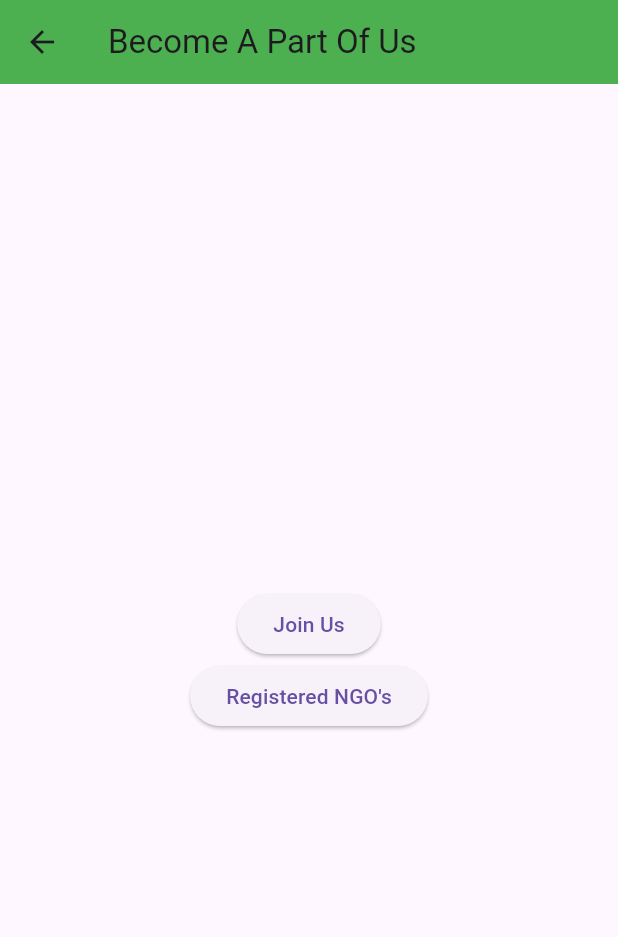
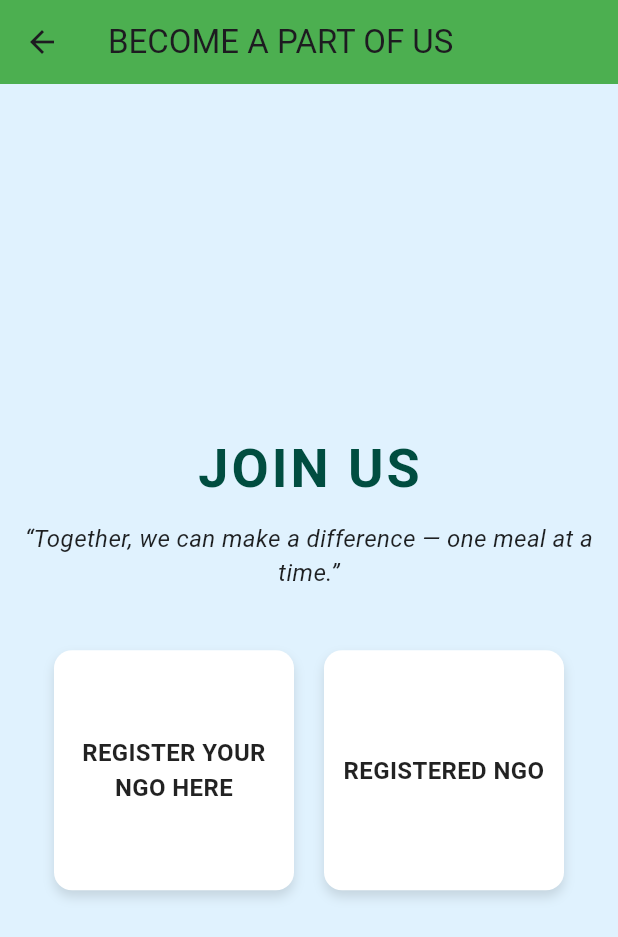
Before and after one commit to haifanazeer1/Share-the-meal, a Flutter app: the Navtojoin screen opened directly, on a phone screen of 412 x 824 dp. Shown: the top 937 px of the screen. Run offline on Flutter 3.47's test engine with Material 3 defaults, Android fonts, the light colour scheme and no system bars; our stand-ins replace cloud_firestore, dio, firebase_auth, firebase_core, firebase_storage, fl_chart and 2 more; missing offline and left inert: flutter_polyline_points; accounts and stored records are empty.

Commit message:
navtojoin done

```diff
--- a/lib/sidebar/navtojoin.dart
+++ b/lib/sidebar/navtojoin.dart
@@ -1,35 +1,146 @@
 import 'package:flutter/material.dart';
+import 'package:share_the_meal_app/sidebar/joinus.dart';
+import 'package:share_the_meal_app/sidebar/registered_ngos.dart';
 
 class Navtojoin extends StatelessWidget {
-  const Navtojoin({super.key});
-
   @override
   Widget build(BuildContext context) {
     return Scaffold(
       appBar: AppBar(
-        title: Text('Become A Part Of Us'),
+        title: Text('BECOME A PART OF US'),
         backgroundColor: Colors.green,
       ),
-      body: Center(
-        child: Column(
-          mainAxisAlignment: MainAxisAlignment.center,
-          children: [
-            ElevatedButton(
-              onPressed: () {
-                Navigator.pushNamed(context, '/joinus');
-              },
-              child: Text('Join Us'),
+      backgroundColor: Color(0xFFE0F2FE), // Light blue background
+      body: Column(
+        mainAxisAlignment: MainAxisAlignment.center,
+        children: [
+          Text(
+            'JOIN US',
+            style: TextStyle(
+              fontSize: 36,
+              fontWeight: FontWeight.bold,
+              color: Colors.teal[900],
+              letterSpacing: 2,
             ),
-            SizedBox(width: 16),
-            ElevatedButton(
-              onPressed: () {
-                Navigator.pushNamed(context, '/registeredngos');
-              },
-              child: Text("Registered NGO's"),
+          ),
+          SizedBox(height: 10),
+          Text(
+            '“Together, we can make a difference — one meal at a time.”',
+            textAlign: TextAlign.center,
+            style: TextStyle(
+              fontSize: 16,
+              color: Colors.black87,
+              fontStyle: FontStyle.italic,
             ),
-          ],
+          ),
+          SizedBox(height: 40),
+          Row(
+            mainAxisAlignment: MainAxisAlignment.center,
+            children: [
+              HoverCard(
+                title: 'REGISTER YOUR NGO HERE',
+                onTap: () {
+                  Navigator.push(
+                    context,
+                    MaterialPageRoute(builder: (context) => JoinUsPage()),
+                  );
+                },
+              ),
+              SizedBox(width: 20),
+              HoverCard(
+                title: 'REGISTERED NGO',
+                onTap: () {
+                  Navigator.push(
+                    context,
+                    MaterialPageRoute(builder: (context) => RegisteredNGOs()),
+                  );
+                },
+              ),
+            ],
+          ),
+        ],
+      ),
+    );
+  }
+}
+
+class HoverCard extends StatefulWidget {
+  final String title;
+  final VoidCallback onTap;
+
+  const HoverCard({required this.title, required this.onTap});
+
+  @override
+  _HoverCardState createState() => _HoverCardState();
+}
+
+class _HoverCardState extends State<HoverCard> {
+  bool _isHovered = false;
+
+  void _setHover(bool hover) {
+    setState(() {
+      _isHovered = hover;
+    });
+  }
+
+  @override
+  Widget build(BuildContext context) {
+    return MouseRegion(
+      onEnter: (_) => _setHover(true),
+      onExit: (_) => _setHover(false),
+      child: GestureDetector(
+        onTap: widget.onTap,
+        onTapDown: (_) => _setHover(true),
+        onTapUp: (_) => _setHover(false),
+        onTapCancel: () => _setHover(false),
+        child: AnimatedContainer(
+          duration: Duration(milliseconds: 200),
+          width: 160,
+          height: 160,
+          decoration: BoxDecoration(
+            color: _isHovered ? Colors.green : Colors.white,
+            borderRadius: BorderRadius.circular(12),
+            boxShadow: [
+              BoxShadow(
+                color: Colors.black12,
+                blurRadius: 6,
+                offset: Offset(0, 4),
+              ),
+            ],
+          ),
+          alignment: Alignment.center,
+          child: Text(
+            widget.title,
+            textAlign: TextAlign.center,
+            style: TextStyle(
+              color: _isHovered ? Colors.white : Colors.black87,
+              fontWeight: FontWeight.bold,
+              fontSize: 16,
+            ),
+          ),
         ),
       ),
     );
   }
 }
+
+// Dummy destination pages
+class IndividualRegistrationPage extends StatelessWidget {
+  @override
+  Widget build(BuildContext context) {
+    return Scaffold(
+      appBar: AppBar(title: Text('Individual Registration')),
+      body: Center(child: Text('This is the Individual Registration page')),
+    );
+  }
+}
+
+class RegisteredNGOPage extends StatelessWidget {
+  @override
+  Widget build(BuildContext context) {
+    return Scaffold(
+      appBar: AppBar(title: Text('Registered NGO')),
+      body: Center(child: Text('This is the Registered NGO page')),
+    );
+  }
+}
```
